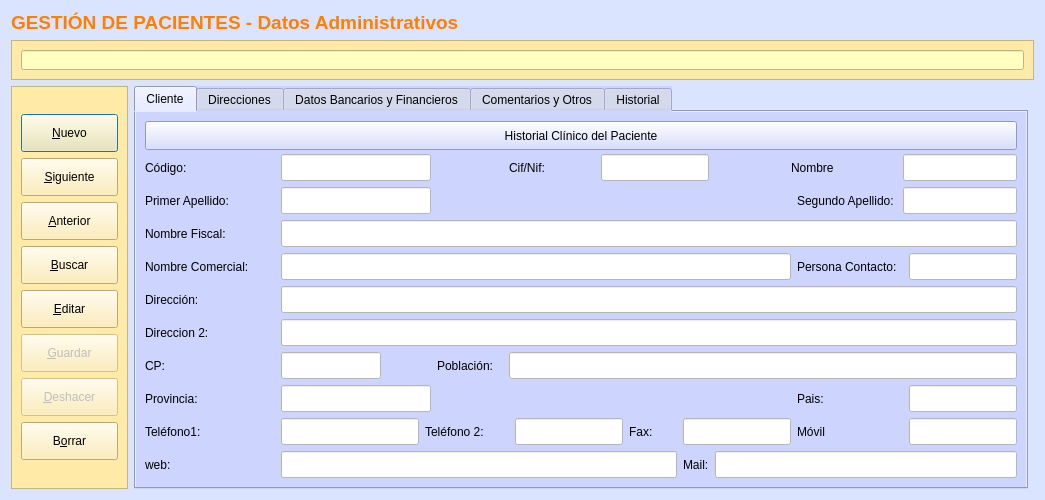
This is frmClientes.ui in arcnexus/RedFoX as Qt 5 draws it before an edit. The edited form follows.
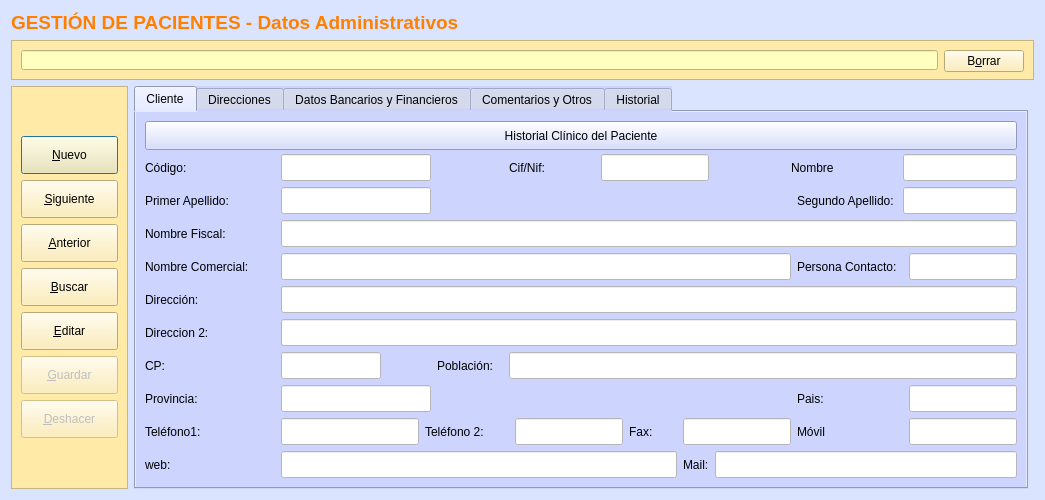
This is the edited form. Icons and pictures are not drawn.

What changed in the file:
```diff
--- a/frmClientes.ui
+++ b/frmClientes.ui
@@ -243,29 +243,6 @@
           </property>
          </widget>
         </item>
-        <item>
-         <widget class="QPushButton" name="btnBorrar">
-          <property name="minimumSize">
-           <size>
-            <width>0</width>
-            <height>38</height>
-           </size>
-          </property>
-          <property name="text">
-           <string>B&amp;orrar</string>
-          </property>
-          <property name="icon">
-           <iconset resource="terra.qrc">
-            <normaloff>:/Icons/PNG/Delete.png</normaloff>:/Icons/PNG/Delete.png</iconset>
-          </property>
-          <property name="iconSize">
-           <size>
-            <width>24</width>
-            <height>24</height>
-           </size>
-          </property>
-         </widget>
-        </item>
        </layout>
       </item>
      </layout>
@@ -730,6 +707,29 @@
         </property>
        </widget>
       </item>
+      <item row="0" column="1">
+       <widget class="QPushButton" name="btnBorrar">
+        <property name="minimumSize">
+         <size>
+          <width>0</width>
+          <height>22</height>
+         </size>
+        </property>
+        <property name="text">
+         <string>B&amp;orrar</string>
+        </property>
+        <property name="icon">
+         <iconset resource="terra.qrc">
+          <normaloff>:/Icons/PNG/Delete.png</normaloff>:/Icons/PNG/Delete.png</iconset>
+        </property>
+        <property name="iconSize">
+         <size>
+          <width>18</width>
+          <height>18</height>
+         </size>
+        </property>
+       </widget>
+      </item>
      </layout>
     </widget>
    </item>
```
Left out of the diff: 1 changed line with no effect on the pictures.
